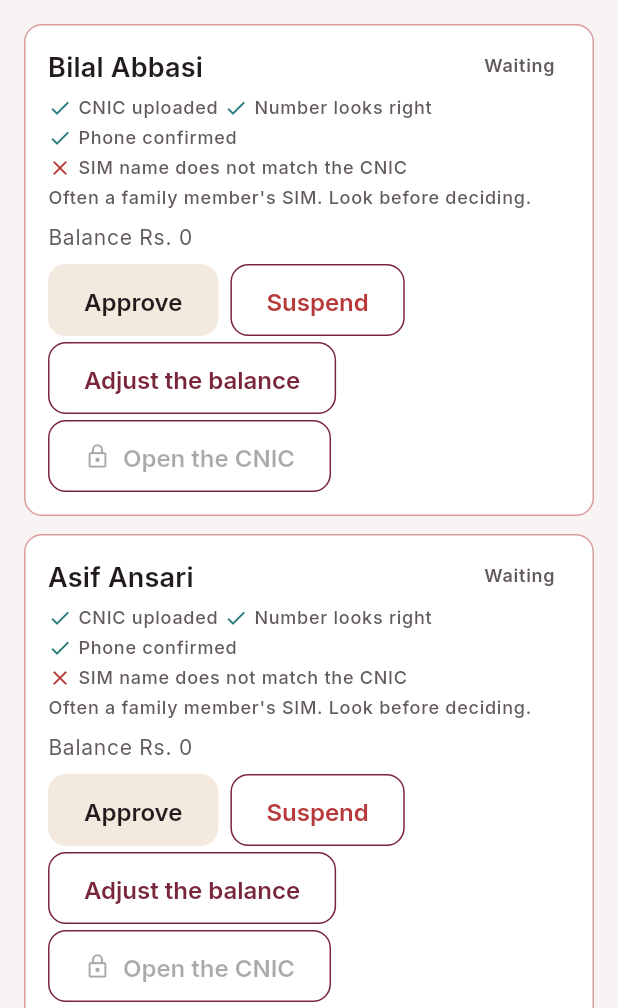
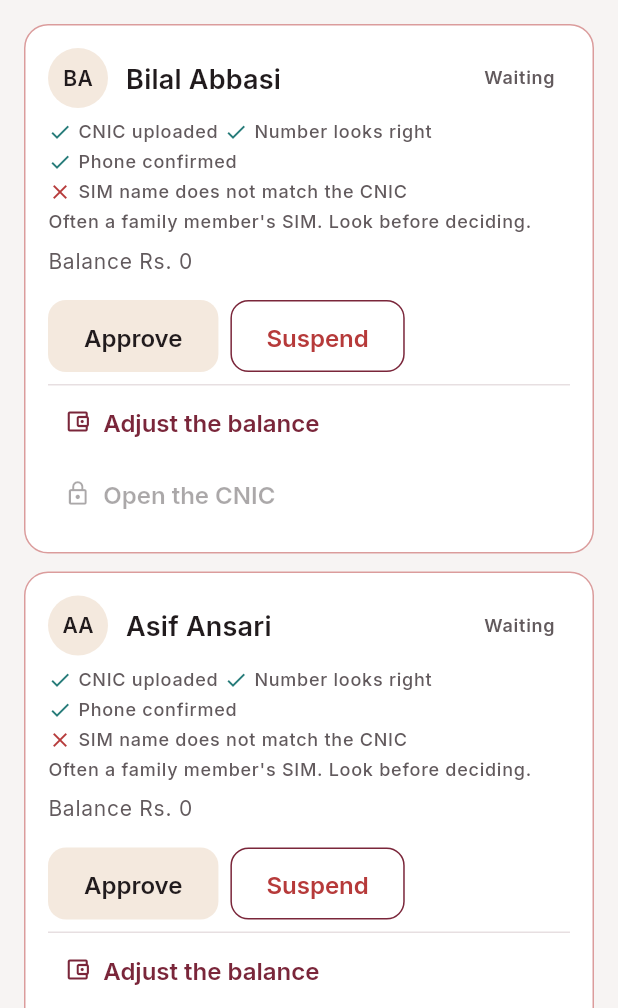
Before and after one commit to HamzaAnjum96/Trust-Hire, a Flutter app: the AdminScreen screen opened directly, on a phone screen of 412 x 824 dp, the part 228-1236 px from its top. Run offline on Flutter 3.47's test engine with Material 3 defaults, Android fonts, the phone set to English and light mode, and no system bars; our stand-ins replace audioplayers, flutter_map, geolocator, image_picker, latlong2, shared_preferences and 1 more; missing offline and left inert: record; accounts and stored records are empty.

Commit message:
0.21.1 — UI overhaul: the screens round five left
The screens that had only picked up the shared theme so far.

- Messages is an inbox like Updates: one surface with hairlines, initials
  on every row, unread marked by the same burgundy edge, counts in burgundy
  rather than error red. InboxRow now draws both lists.
- A conversation shows initials beside the name at the top.
- The Posted tab no longer badges every row "Your posting".
- Admin review cards: approve or suspend stay as buttons; adjusting the
  balance, unlocking a wallet and opening a CNIC become text buttons under a
  hairline. "Open the CNIC" is still shown disabled, with its reason, until
  a dispute opens the door.

Checks: flutter analyze clean; flutter test 741 passing; screenshots in
English and Urdu.

Co-Authored-By: Claude Opus 5.5 <noreply@anthropic.com>
Claude-Session: https://claude.ai/code/session_016vrrmhEF1YJNqmgU5kBxTG

```diff
--- a/code/frontend/lib/core/app_version.dart
+++ b/code/frontend/lib/core/app_version.dart
@@ -17,11 +17,11 @@ class AppVersion {
 
   /// Must match the `version:` line in `pubspec.yaml`, without the build
   /// number after the `+`.
-  static const name = '0.21.0';
+  static const name = '0.21.1';
 
   /// The build number — the part after the `+` in `pubspec.yaml`. Increments
   /// on every push, and never resets.
-  static const build = 36;
+  static const build = 37;
 
   /// What the app shows: `v0.18.0 (29)`.
   static String get label => 'v$name ($build)';
--- a/code/frontend/lib/features/admin/admin_screen.dart
+++ b/code/frontend/lib/features/admin/admin_screen.dart
@@ -11,6 +11,7 @@ import '../../core/tokens.dart';
 import '../../l10n/app_localizations.dart';
 import '../../models/admin.dart';
 import '../../models/job.dart';
+import '../../widgets/initials_avatar.dart';
 import '../../widgets/state_views.dart';
 import '../../widgets/status_pill.dart';
 import 'admin_rules.dart';
@@ -26,9 +27,9 @@ import 'admin_rules.dart';
 class AdminScreen extends StatefulWidget {
   const AdminScreen({super.key});
 
-  static Future<void> open(BuildContext context) => Navigator.of(context).push(
-    MaterialPageRoute<void>(builder: (_) => const AdminScreen()),
-  );
+  static Future<void> open(BuildContext context) => Navigator.of(
+    context,
+  ).push(MaterialPageRoute<void>(builder: (_) => const AdminScreen()));
 
   @override
   State<AdminScreen> createState() => _AdminScreenState();
@@ -68,12 +69,7 @@ class _AdminScreenState extends State<AdminScreen>
       ),
       body: TabBarView(
         controller: _tabs,
-        children: const [
-          _UsersTab(),
-          _DisputesTab(),
-          _JobsTab(),
-          _LogTab(),
-        ],
+        children: const [_UsersTab(), _DisputesTab(), _JobsTab(), _LogTab()],
       ),
     );
   }
@@ -146,7 +142,7 @@ class _ReviewCard extends StatelessWidget {
     return Card(
       margin: EdgeInsets.zero,
       shape: RoundedRectangleBorder(
-        borderRadius: BrandRadius.mediumAll,
+        borderRadius: BrandRadius.largeAll,
         side: BorderSide(
           color: review.isFlagged
               ? BrandColours.errorRed.withValues(alpha: 0.5)
@@ -160,9 +156,9 @@ class _ReviewCard extends StatelessWidget {
           children: [
             Row(
               children: [
-                Expanded(
-                  child: Text(name, style: theme.textTheme.titleMedium),
-                ),
+                InitialsAvatar(name: name),
+                const SizedBox(width: BrandSizing.spaceSm + 4),
+                Expanded(child: Text(name, style: theme.textTheme.titleMedium)),
                 switch (review.status) {
                   ReviewStatus.pending => StatusPill.muted(
                     context,
@@ -229,7 +225,11 @@ class _ReviewCard extends StatelessWidget {
               ),
             ),
 
-            const SizedBox(height: BrandSizing.spaceSm),
+            // The decision, as the two buttons that look like one; then the
+            // things staff do less often, lighter, under a hairline. Four
+            // full-size buttons on every card made a queue of six people a
+            // wall of twenty-four.
+            const SizedBox(height: BrandSizing.spaceMd),
             Wrap(
               spacing: BrandSizing.spaceSm,
               runSpacing: BrandSizing.spaceXs,
@@ -256,17 +256,25 @@ class _ReviewCard extends StatelessWidget {
                     ),
                     child: Text(strings.adminSuspend),
                   ),
+              ],
+            ),
+            const SizedBox(height: BrandSizing.spaceSm),
+            const Divider(),
+            Wrap(
+              spacing: BrandSizing.spaceXs,
+              children: [
                 if (locked)
-                  OutlinedButton(
+                  TextButton.icon(
                     onPressed: () => _OverrideSheet.open(
                       context,
                       title: strings.adminUnlockWallet,
                       onConfirm: (note, _) =>
                           admin.unlockWallet(review.userId, note: note),
                     ),
-                    child: Text(strings.adminUnlockWallet),
+                    icon: const Icon(Icons.lock_open_outlined),
+                    label: Text(strings.adminUnlockWallet),
                   ),
-                OutlinedButton(
+                TextButton.icon(
                   onPressed: () => _OverrideSheet.open(
                     context,
                     title: strings.adminAdjustWallet,
@@ -277,7 +285,8 @@ class _ReviewCard extends StatelessWidget {
                       note: note,
                     ),
                   ),
-                  child: Text(strings.adminAdjustWallet),
+                  icon: const Icon(Icons.account_balance_wallet_outlined),
+                  label: Text(strings.adminAdjustWallet),
                 ),
                 _CnicButton(userId: review.userId),
               ],
@@ -309,10 +318,7 @@ class _CnicButton extends StatelessWidget {
     final admin = context.read<AdminController>();
     final messenger = ScaffoldMessenger.of(context);
 
-    final record = await admin.openCnic(
-      userId,
-      note: strings.actionViewCnic,
-    );
+    final record = await admin.openCnic(userId, note: strings.actionViewCnic);
     if (record == null || !context.mounted) return;
 
     messenger.showSnackBar(SnackBar(content: Text(strings.adminCnicOpened)));
@@ -353,7 +359,7 @@ class _CnicButton extends StatelessWidget {
 
     return Tooltip(
       message: allowed ? strings.adminOpenCnic : strings.adminCnicLocked,
-      child: OutlinedButton.icon(
+      child: TextButton.icon(
         onPressed: allowed ? () => _open(context) : null,
         icon: Icon(allowed ? Icons.badge_outlined : Icons.lock_outline),
         label: Text(strings.adminOpenCnic),
--- a/code/frontend/pubspec.yaml
+++ b/code/frontend/pubspec.yaml
@@ -5,7 +5,7 @@ publish_to: 'none'
 # Source of truth for the app version. Mirrored in lib/core/app_version.dart,
 # which test/version_test.dart checks against this line. Bump both on every
 # push that changes the app.
-version: 0.21.0+36
+version: 0.21.1+37
 
 environment:
   sdk: ^3.12.2
```
Also changed, not shown: code/frontend/lib/features/jobs/job_row.dart (+9 -1 lines), code/frontend/lib/features/jobs/my_jobs_screen.dart (+19 -7 lines), code/frontend/lib/features/messaging/thread_screen.dart (+26 -11 lines), code/frontend/lib/features/messaging/threads_tab.dart (+59 -37 lines), code/frontend/lib/features/notifications/updates_tab.dart (+12 -50 lines), code/frontend/lib/widgets/inbox_row.dart (added, +74 -0 lines), 2 other files.
